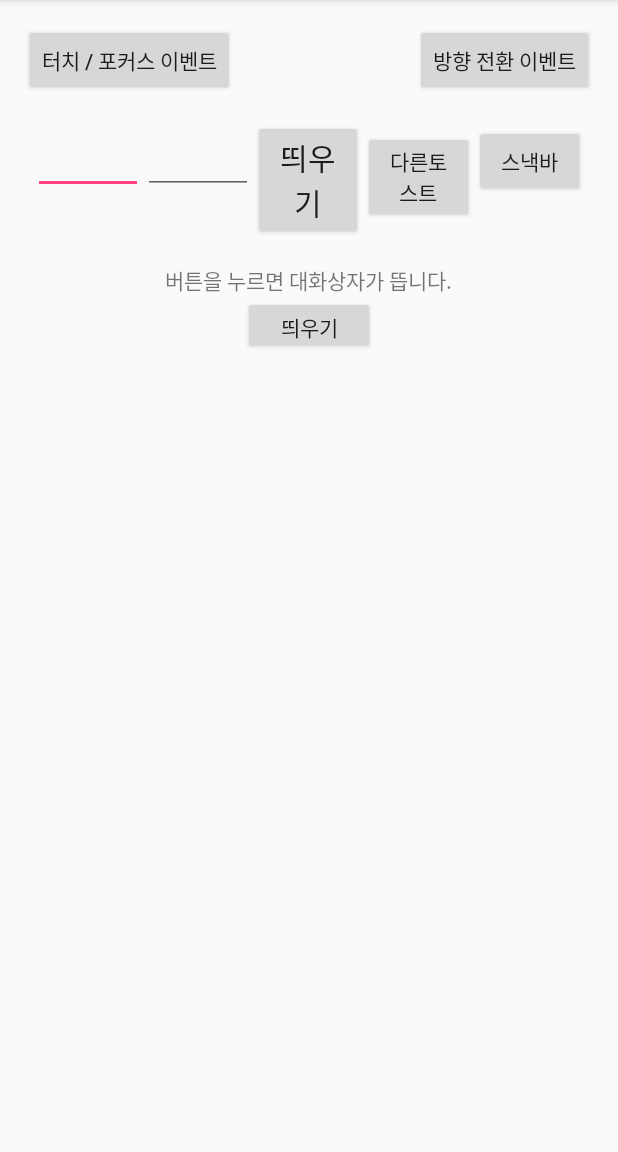
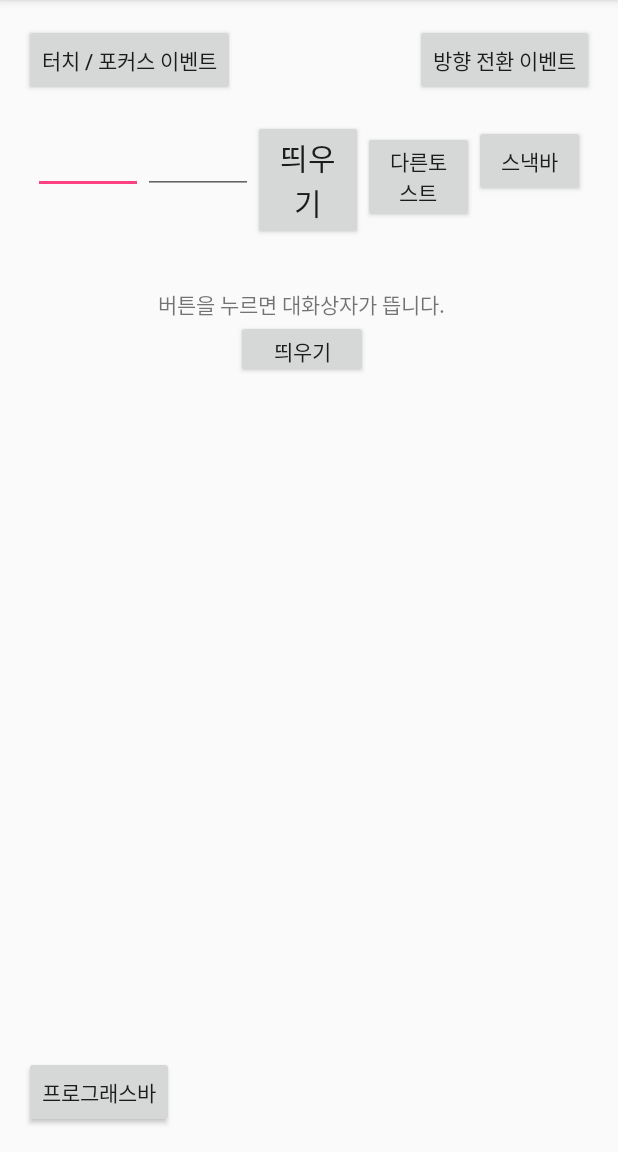
Before and after one commit to GentleDot/demo-android_1, an Android app: the screen it shows after launch (MainActivity), on a phone screen of 412 x 824 dp, the part 84-1236 px from its top. Run offline under Robolectric (Android 15) with nearby library versions, the phone set to English and light mode, and no system bars.

Commit message:
Android Practice - progressBar / seekBar

```diff
--- a/app/src/main/java/net/gentledot/helloandroid/MainActivity.java
+++ b/app/src/main/java/net/gentledot/helloandroid/MainActivity.java
@@ -100,6 +100,15 @@ public class MainActivity extends AppCompatActivity {
                 showMessage();
             }
         });
+
+        Button progressBtn = (Button) findViewById(R.id.progressBtn);
+        progressBtn.setOnClickListener(new View.OnClickListener() {
+            @Override
+            public void onClick(View v) {
+                Intent i = new Intent(getApplicationContext(), ProgressActivity.class);
+                startActivity(i);
+            }
+        });
     }
 
     private void showMessage() {
--- a/app/src/main/res/layout/activity_main.xml
+++ b/app/src/main/res/layout/activity_main.xml
@@ -12,10 +12,9 @@
             android:layout_width="wrap_content"
             android:layout_height="wrap_content"
             android:id="@+id/button1"
-            app:layout_constraintTop_toTopOf="parent"
             android:layout_marginTop="16dp"
-            android:layout_marginStart="16dp" app:layout_constraintLeft_toLeftOf="parent"
-            android:layout_marginLeft="16dp"/>
+            app:layout_constraintTop_toTopOf="parent" android:layout_marginStart="16dp"
+            app:layout_constraintLeft_toLeftOf="parent" android:layout_marginLeft="16dp"/>
     <Button
             android:text="방향 전환 이벤트"
             android:layout_width="wrap_content"
@@ -23,16 +22,16 @@
             android:id="@+id/button2"
             android:layout_marginEnd="16dp" app:layout_constraintRight_toRightOf="parent"
             android:layout_marginTop="16dp" app:layout_constraintTop_toTopOf="parent"
-            android:layout_marginRight="16dp"/>
+            android:layout_marginRight="16dp"
+    />
     <LinearLayout
             android:orientation="horizontal"
             android:layout_width="368dp"
             android:layout_height="wrap_content"
-            android:layout_marginStart="16dp" app:layout_constraintLeft_toLeftOf="parent"
-            android:layout_marginLeft="16dp" android:layout_marginTop="80dp"
+            android:id="@+id/linearLayout" android:layout_marginTop="80dp"
             app:layout_constraintTop_toTopOf="parent"
-            android:layout_marginEnd="16dp" app:layout_constraintRight_toRightOf="parent"
-            android:layout_marginRight="16dp" android:id="@+id/linearLayout">
+            app:layout_constraintRight_toRightOf="parent"
+            app:layout_constraintLeft_toLeftOf="parent">
         <EditText android:layout_width="0dp" android:layout_height="wrap_content" android:layout_weight="1" android:id="@+id/toastXPos" android:inputType="number"/>
         <EditText android:layout_width="0dp" android:layout_height="wrap_content" android:layout_weight="1" android:id="@+id/toastYPos" android:inputType="number"/>
         <Button android:layout_width="0dp" android:layout_height="wrap_content" android:layout_weight="1" android:id="@+id/toastConf" android:text="띄우기"
@@ -44,15 +43,24 @@
         <Button android:layout_width="0dp" android:layout_height="wrap_content" android:layout_weight="1" android:id="@+id/snackMaker" android:text="스낵바"/>
 
     </LinearLayout>
+    <Button
+            android:text="프로그래스바"
+            android:layout_width="wrap_content"
+            android:layout_height="wrap_content"
+            android:id="@+id/progressBtn"
+            app:layout_constraintBottom_toBottomOf="parent"
+            android:layout_marginBottom="16dp" android:layout_marginStart="16dp"
+            app:layout_constraintLeft_toLeftOf="parent" android:layout_marginLeft="16dp"/>
     <LinearLayout
             android:orientation="vertical"
-            android:layout_width="0dp"
+            android:layout_width="352dp"
             android:layout_height="60dp"
-            android:layout_marginEnd="16dp"
+            android:id="@+id/linearLayout2" android:layout_marginStart="16dp"
+            app:layout_constraintLeft_toLeftOf="parent"
+            android:layout_marginLeft="16dp" android:layout_marginEnd="16dp"
             app:layout_constraintRight_toRightOf="parent" android:layout_marginRight="16dp"
-            android:layout_marginStart="16dp" app:layout_constraintLeft_toLeftOf="parent"
-            android:layout_marginLeft="16dp" android:layout_marginTop="16dp"
-            app:layout_constraintTop_toBottomOf="@+id/linearLayout">
+            android:layout_marginTop="32dp"
+            app:layout_constraintTop_toBottomOf="@+id/linearLayout" app:layout_constraintHorizontal_bias="0.33">
 
         <TextView android:id="@+id/dialogText" android:layout_width="wrap_content" android:layout_height="wrap_content" android:layout_gravity="center_horizontal" android:text="버튼을 누르면 대화상자가 뜹니다."/>
         <Button android:layout_width="wrap_content" android:layout_height="wrap_content" android:id="@+id/dialogButton" android:text="띄우기" android:layout_gravity="center_horizontal"/>
```
Also changed, not shown: app/src/main/AndroidManifest.xml (+5 -2 lines), app/src/main/java/net/gentledot/helloandroid/ProgressActivity.java (added, +83 -0 lines), app/src/main/res/layout/activity_progress.xml (added, +55 -0 lines).
